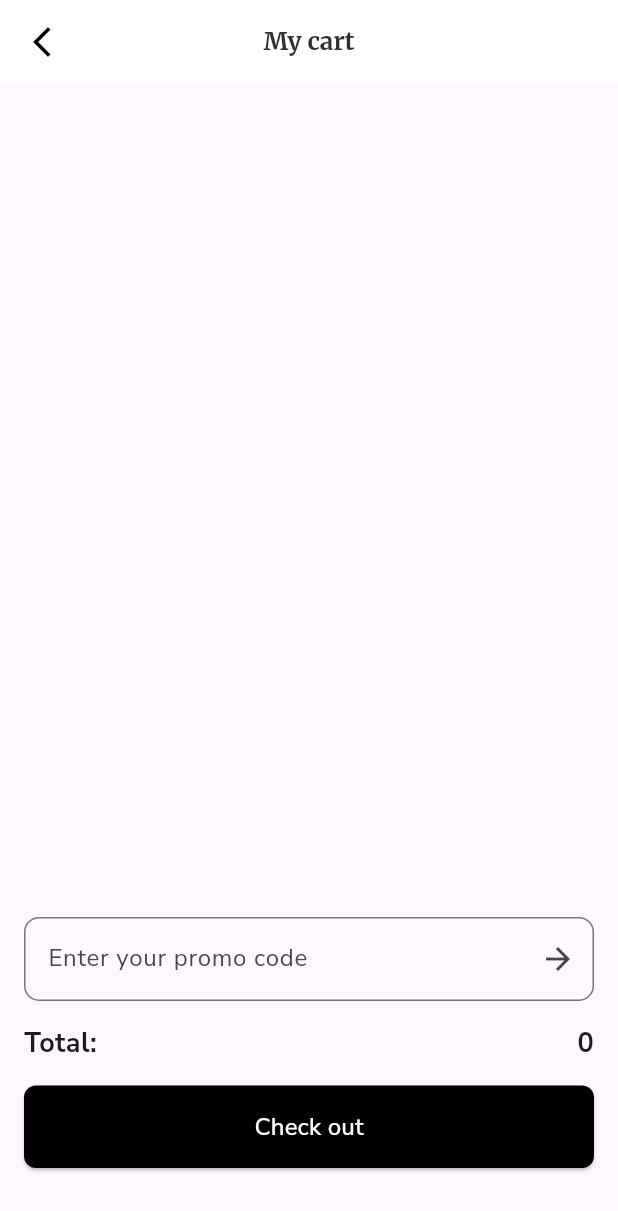
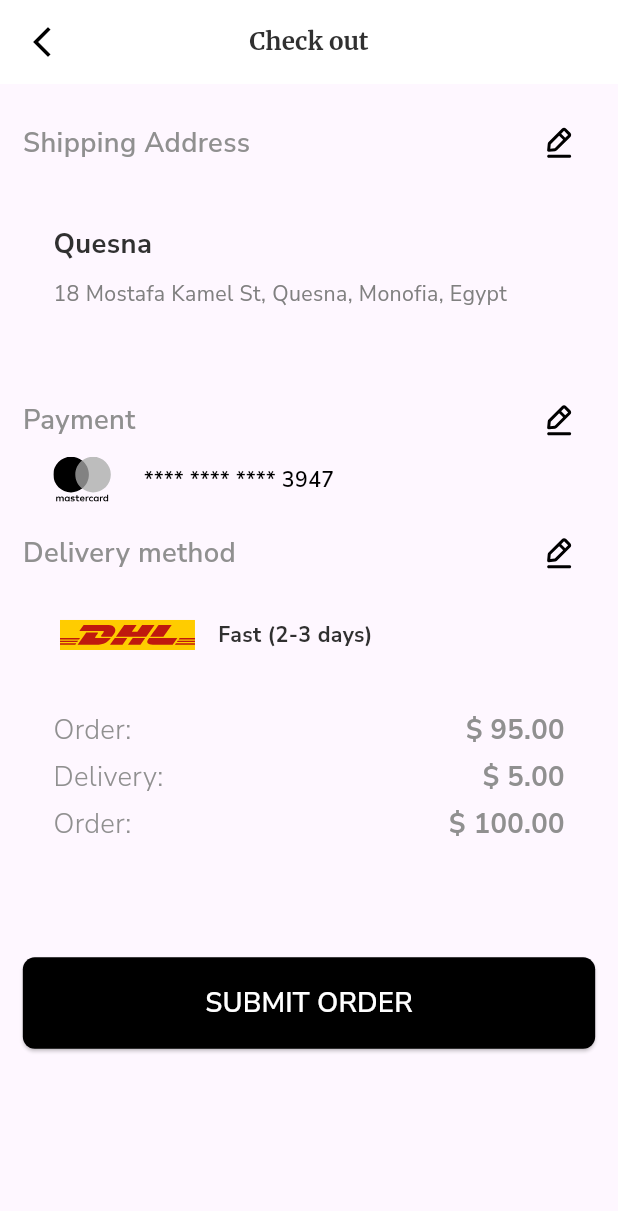
Before and after one commit to MOHAMEDESAMX/FurnitureShoppinUI, a Flutter app: the MyCartView screen opened directly, after a tap on "Check out", on a phone screen of 412 x 824 dp. Shown: the top 1211 px of the screen. Run offline on Flutter 3.47's test engine with Material 3 defaults, Android fonts, the phone set to English and light mode, and no system bars; our stand-ins replace flutter_screenutil, flutter_slider_drawer, flutter_svg, gap, google_fonts, persistent_bottom_nav_bar.

Commit message:
checkout page created

```diff
--- a/lib/core/constants/assets_icons.dart
+++ b/lib/core/constants/assets_icons.dart
@@ -11,4 +11,6 @@ class AssetsIcons {
   static const bed = "assets/icons/Bed.svg";
   static const lamp = "assets/icons/lamp-svgrepo-com.svg";
   static const shopping = "assets/icons/shopping_bag.svg";
+  static const edit ="assets/icons/edit-2.svg";
+
 }
--- a/lib/core/constants/assets_images.dart
+++ b/lib/core/constants/assets_images.dart
@@ -1,4 +1,6 @@
 class AssetsImages {
   static const boardingImage = 'assets/images/boarding.png';
   static const me = 'assets/images/me.jpg';
+  static const mastercard = 'assets/images/mastercard.svg';
+  static const dhl ="assets/images/dhl.svg";
 }
--- a/lib/core/themes/text_style.dart
+++ b/lib/core/themes/text_style.dart
@@ -34,6 +34,11 @@ class Styles {
     fontSize: 18.sp,
     fontWeight: FontWeight.w700,
     color: const Color(0xFF303030),
+  );
+  static TextStyle textstylecheck18 = TextStyle(
+    fontSize: 18.sp,
+    fontWeight: FontWeight.w600,
+    color: const Color(0xFF909090),
   );
 
   static TextStyle textstyleauth30 = GoogleFonts.merriweather(
--- a/lib/features/home/presentation/model_view/products_list.dart
+++ b/lib/features/home/presentation/model_view/products_list.dart
@@ -1,3 +1,5 @@
+import 'dart:developer';
+
 class Products {
   final String title;
   final String price;
@@ -52,7 +54,7 @@ List<Products> addedToCart = [
 
 void addToCart(Products product) {
   addedToCart.add(product);
-  print("${product.title} added to cart.");
+  log("${product.title} added to cart.");
 }
 void removeFromCart(index){
   addedToCart.removeAt(index);
--- /dev/null
+++ b/lib/features/home/presentation/view/check_out_view.dart
@@ -0,0 +1,40 @@
+import 'package:flutter/material.dart';
+import 'package:flutter_screenutil/flutter_screenutil.dart';
+import 'package:furniture_shoppin_ui/features/home/presentation/view/widgets/check_out_app_bar.dart';
+import 'package:furniture_shoppin_ui/features/home/presentation/view/widgets/delivery_method.dart';
+import 'package:furniture_shoppin_ui/features/home/presentation/view/widgets/editing_row.dart';
+import 'package:furniture_shoppin_ui/features/home/presentation/view/widgets/payment_row.dart';
+import 'package:furniture_shoppin_ui/features/home/presentation/view/widgets/shipping_address.dart';
+import 'package:furniture_shoppin_ui/features/home/presentation/view/widgets/submit_order_buttom.dart';
+import 'package:gap/gap.dart';
+
+class CheckOutView extends StatelessWidget {
+  const CheckOutView({super.key});
+
+  @override
+  Widget build(BuildContext context) {
+    return Scaffold(
+        appBar: const CheckOutAppBar(),
+        body: Center(
+          child: Padding(
+            padding: EdgeInsets.all(15.r),
+            child: Column(
+              children: [
+                const EditingRow(
+                  text: "Shipping Address",
+                ),
+                Gap(10.h),
+                const ShippingAddress(),
+                const EditingRow(text: "Payment"),
+                const PaymentRow(),
+                Gap(10.h),
+                const EditingRow(text: "Delivery method"),
+                const DeliveryMethod(),
+                Gap(50.h),
+                const SubmitOrderButtom(),
+              ],
+            ),
+          ),
+        ));
+  }
+}
--- a/lib/features/home/presentation/view/my_cart_view.dart
+++ b/lib/features/home/presentation/view/my_cart_view.dart
@@ -1,8 +1,10 @@
 import 'package:flutter/material.dart';
 import 'package:flutter_screenutil/flutter_screenutil.dart';
 import 'package:furniture_shoppin_ui/core/funcations/naviagtions.dart';
+import 'package:furniture_shoppin_ui/core/shared_widgets/custom_buttom.dart';
 import 'package:furniture_shoppin_ui/core/themes/text_style.dart';
 import 'package:furniture_shoppin_ui/features/home/presentation/model_view/products_list.dart';
+import 'package:furniture_shoppin_ui/features/home/presentation/view/check_out_view.dart';
 import 'package:furniture_shoppin_ui/features/home/presentation/view/widgets/cart_app_bar.dart';
 import 'package:furniture_shoppin_ui/features/home/presentation/view/widgets/items_count.dart';
 import 'package:gap/gap.dart';
@@ -88,6 +90,7 @@ class _MyCartViewState extends State<MyCartView> {
                                     mainAxisAlignment: MainAxisAlignment.start,
                                     children: [
                                       IconButton.outlined(
+
                                         icon: Icon(
                                           Icons.close,
                                           size: 20.r,
@@ -149,23 +152,13 @@ class _MyCartViewState extends State<MyCartView> {
                         ],
                       ),
                       Gap(15.h),
-                      ElevatedButton(
-
-                        onPressed: () {
-                        },
-                        style: ElevatedButton.styleFrom(
-                          padding: const EdgeInsets.symmetric(vertical: 16),
-                          backgroundColor: Colors.black,
-                          shape: RoundedRectangleBorder(
-                            borderRadius: BorderRadius.circular(8),
-                          ),
-                        ),
-                        child: const Center(
-                          child: Text(
-                            "Check out",
-                            style: TextStyle(color: Colors.white, fontSize: 16),
-                          ),
-                        ),
+                      SizedBox(
+                        width: double.infinity,
+                        height: 50.h,
+                        child: CustomButtom(
+                          onPressed: (){
+                            navpush(context, const CheckOutView(),);
+                          },text: "Check out",),
                       ),
                     ],
                   ),
@@ -175,56 +168,6 @@ class _MyCartViewState extends State<MyCartView> {
           ),
         ),
       ),
-      /*bottomNavigationBar: Padding(
-        padding: const EdgeInsets.all(8.0),
-        child: Column(
-          mainAxisSize: MainAxisSize.min,
-          children: [
-            TextField(
-              decoration: InputDecoration(
-                hintText: "Enter your promo code",
-                suffixIcon: const Icon(Icons.arrow_forward),
-                border: OutlineInputBorder(
-                  borderRadius: BorderRadius.circular(8.0),
-                ),
-              ),
-            ),
-            const SizedBox(height: 16),
-            const Row(
-              mainAxisAlignment: MainAxisAlignment.spaceBetween,
-              children: [
-                Text(
-                  "Total:",
-                  style: TextStyle(fontSize: 18, fontWeight: FontWeight.bold),
-                ),
-                Text(
-                  "0",
-                  style: TextStyle(fontSize: 18, fontWeight: FontWeight.bold),
-                ),
-              ],
-            ),
-            const SizedBox(height: 16),
-            ElevatedButton(
-              onPressed: () {
-                // Checkout action
-              },
-              style: ElevatedButton.styleFrom(
-                padding: const EdgeInsets.symmetric(vertical: 16),
-                backgroundColor: Colors.black,
-                shape: RoundedRectangleBorder(
-                  borderRadius: BorderRadius.circular(8),
-                ),
-              ),
-              child: const Center(
-                child: Text(
-                  "Check out",
-                  style: TextStyle(color: Colors.white, fontSize: 16),
-                ),
-              ),
-            ),
-          ],
-        ),
-      ),*/
     );
   }
 }
--- /dev/null
+++ b/lib/features/home/presentation/view/widgets/check_out_app_bar.dart
@@ -0,0 +1,32 @@
+import 'package:flutter/material.dart';
+import 'package:furniture_shoppin_ui/core/themes/text_style.dart';
+
+class CheckOutAppBar extends StatelessWidget implements PreferredSizeWidget {
+  const CheckOutAppBar({
+    super.key,
+  });
+
+  @override
+  Widget build(BuildContext context) {
+    return AppBar(
+      backgroundColor: Colors.white,
+      leading: IconButton(
+        onPressed: () {
+          Navigator.pop(context);
+        },
+        icon: const Icon(
+          Icons.arrow_back_ios_new_outlined,
+          color: Colors.black,
+        ),
+      ),
+      centerTitle: true,
+      title: Text(
+        "Check out",
+        style: Styles.textstylemerr16,
+      ),
+    );
+  }
+
+  @override
+  Size get preferredSize => const Size.fromHeight(kToolbarHeight);
+}
--- /dev/null
+++ b/lib/features/home/presentation/view/widgets/delivery_method.dart
@@ -0,0 +1,49 @@
+import 'package:flutter/material.dart';
+import 'package:flutter_screenutil/flutter_screenutil.dart';
+import 'package:flutter_svg/svg.dart';
+import 'package:furniture_shoppin_ui/core/constants/assets_images.dart';
+import 'package:furniture_shoppin_ui/core/themes/text_style.dart';
+import 'package:furniture_shoppin_ui/features/home/presentation/view/widgets/price_row.dart';
+import 'package:gap/gap.dart';
+
+class DeliveryMethod extends StatelessWidget {
+  const DeliveryMethod({
+    super.key,
+  });
+
+  @override
+  Widget build(BuildContext context) {
+    return SizedBox(
+      width: double.infinity,
+      child: Padding(
+        padding: EdgeInsets.all(20.r),
+        child: Column(
+          children: [
+            Row(mainAxisAlignment: MainAxisAlignment.start, children: [
+              SizedBox(
+                height: 20.h,
+                width: 90.w,
+                child: SvgPicture.asset(
+                  AssetsImages.dhl,
+                ),
+              ),
+              Gap(10.w),
+              Text(
+                "Fast (2-3 days)",
+                style: Styles.textstylecard14
+                    .copyWith(fontWeight: FontWeight.w700),
+              ),
+            ]),
+            Gap(40.h),
+            const PricesRow(text: "Order:", price: "\$ 95.00"),
+            Gap(5.h),
+            const PricesRow(text: "Delivery:", price: "\$ 5.00"),
+            Gap(5.h),
+            const PricesRow(text: "Order:", price: "\$ 100.00"),
+            Gap(5.h),
+          ],
+        ),
+      ),
+    );
+  }
+}
--- /dev/null
+++ b/lib/features/home/presentation/view/widgets/editing_row.dart
@@ -0,0 +1,29 @@
+import 'package:flutter/material.dart';
+import 'package:flutter_svg/svg.dart';
+import 'package:furniture_shoppin_ui/core/constants/assets_icons.dart';
+import 'package:furniture_shoppin_ui/core/themes/text_style.dart';
+
+class EditingRow extends StatelessWidget {
+  const EditingRow({
+    super.key,
+    required this.text,
+  });
+  final String text;
+
+  @override
+  Widget build(BuildContext context) {
+    return Row(
+      mainAxisAlignment: MainAxisAlignment.spaceBetween,
+      children: [
+        Text(
+          text,
+          style: Styles.textstylecheck18,
+        ),
+        IconButton(
+          onPressed: () {},
+          icon: SvgPicture.asset(AssetsIcons.edit),
+        ),
+      ],
+    );
+  }
+}
--- /dev/null
+++ b/lib/features/home/presentation/view/widgets/payment_row.dart
@@ -0,0 +1,36 @@
+import 'package:flutter/material.dart';
+import 'package:flutter_screenutil/flutter_screenutil.dart';
+import 'package:flutter_svg/svg.dart';
+import 'package:furniture_shoppin_ui/core/constants/assets_images.dart';
+import 'package:furniture_shoppin_ui/core/themes/text_style.dart';
+import 'package:gap/gap.dart';
+
+class PaymentRow extends StatelessWidget {
+  const PaymentRow({
+    super.key,
+  });
+
+  @override
+  Widget build(BuildContext context) {
+    return Padding(
+      padding: EdgeInsets.symmetric(horizontal: 20.r),
+      child: SizedBox(
+        width: double.infinity,
+        child: Row(
+          mainAxisAlignment: MainAxisAlignment.start,
+          children: [
+            SizedBox(
+              width: 35.w,
+              height: 30.h,
+              child: SvgPicture.asset(
+                AssetsImages.mastercard,
+              ),
+            ),
+            Gap(20.w),
+            Text("**** **** **** 3947", style: Styles.textstylelist14),
+          ],
+        ),
+      ),
+    );
+  }
+}
--- /dev/null
+++ b/lib/features/home/presentation/view/widgets/price_row.dart
@@ -0,0 +1,29 @@
+import 'package:flutter/material.dart';
+import 'package:furniture_shoppin_ui/core/themes/text_style.dart';
+
+class PricesRow extends StatelessWidget {
+  const PricesRow({
+    super.key,
+    required this.text,
+    required this.price,
+  });
+  final String text;
+  final String price;
+
+  @override
+  Widget build(BuildContext context) {
+    return Row(
+      mainAxisAlignment: MainAxisAlignment.spaceBetween,
+      children: [
+        Text(
+          text,
+          style: Styles.textstylecheck18.copyWith(fontWeight: FontWeight.w300),
+        ),
+        Text(
+          price,
+          style: Styles.textstylecheck18.copyWith(fontWeight: FontWeight.bold),
+        ),
+      ],
+    );
+  }
+}
--- /dev/null
+++ b/lib/features/home/presentation/view/widgets/shipping_address.dart
@@ -0,0 +1,36 @@
+import 'package:flutter_screenutil/flutter_screenutil.dart';
+
+import 'package:flutter/material.dart';
+import 'package:furniture_shoppin_ui/core/themes/text_style.dart';
+import 'package:gap/gap.dart';
+
+class ShippingAddress extends StatelessWidget {
+  const ShippingAddress({
+    super.key,
+  });
+
+  @override
+  Widget build(BuildContext context) {
+    return Container(
+      width: double.infinity,
+      height: 125.h,
+      padding: EdgeInsets.all(20.r),
+      child: Column(
+        crossAxisAlignment: CrossAxisAlignment.start,
+        children: [
+          Text(
+            "Quesna",
+            style: Styles.textstyleproduct18,
+          ),
+          Gap(10.h),
+          Text(
+            "18 Mostafa Kamel St, Quesna, Monofia, Egypt",
+            style: Styles.textstyle14.copyWith(
+              color: const Color(0xff808080),
+            ),
+          ),
+        ],
+      ),
+    );
+  }
+}
--- /dev/null
+++ b/lib/features/home/presentation/view/widgets/submit_order_buttom.dart
@@ -0,0 +1,20 @@
+import 'package:flutter/material.dart';
+import 'package:flutter_screenutil/flutter_screenutil.dart';
+import 'package:furniture_shoppin_ui/core/shared_widgets/custom_buttom.dart';
+
+class SubmitOrderButtom extends StatelessWidget {
+  const SubmitOrderButtom({
+    super.key,
+  });
+
+  @override
+  Widget build(BuildContext context) {
+    return SizedBox(
+        width: double.infinity,
+        height: 60.h,
+        child: CustomButtom(
+          onPressed: () {},
+          text: 'SUBMIT ORDER',
+        ));
+  }
+}
```
Also changed, not shown: assets/icons/edit-2.svg (added), assets/images/dhl.svg (added), assets/images/mastercard.svg (added).
